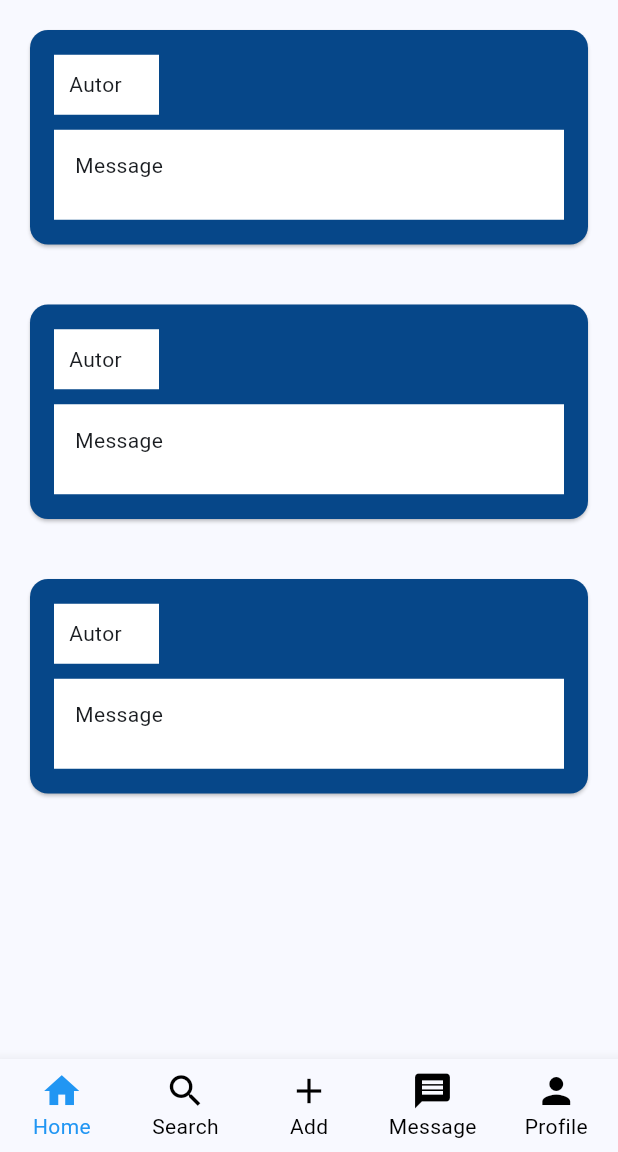
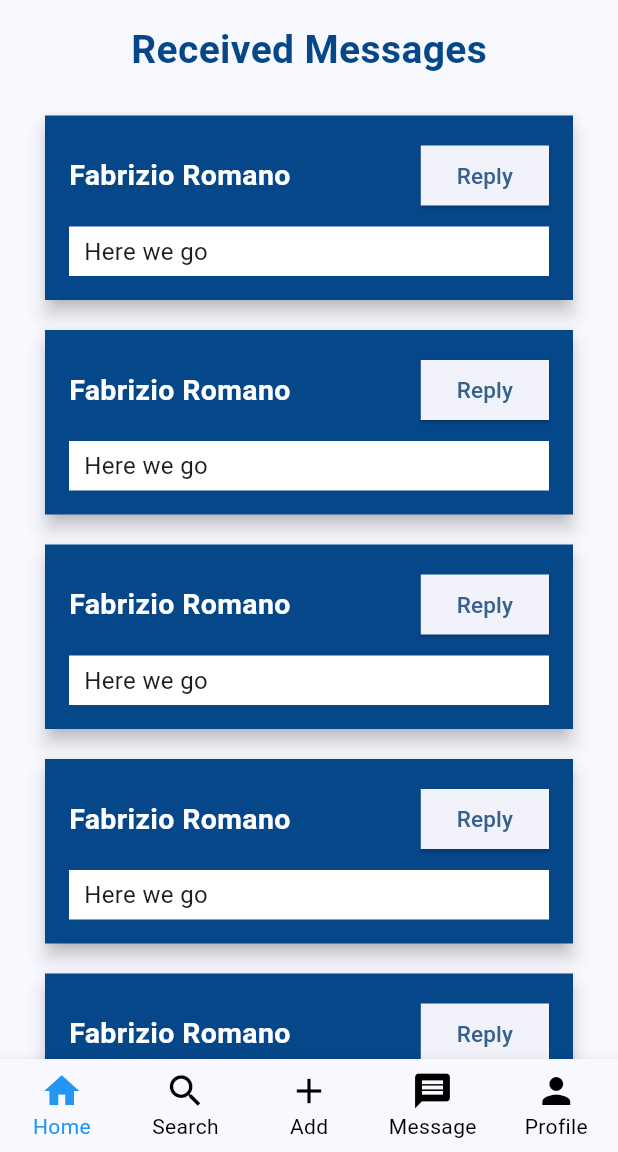
Before and after one commit to Leydi-Aro/renstatefrontend, a Flutter app: the ReceivedMessages screen opened by its route, on a phone screen of 412 x 824 dp, the part 84-1236 px from its top. Run offline on Flutter 3.47's test engine with Material 2 defaults, Android fonts, the phone set to English and light mode, and no system bars; network calls fail.

```diff
--- a/lib/shared/bottomNavigationApp.dart
+++ b/lib/shared/bottomNavigationApp.dart
@@ -7,7 +7,6 @@
 import 'package:renstatefrontend/ui-profile/profile_view.dart';
 
 BottomNavigationBar bottomNavigationApp(BuildContext context) {
-
   return BottomNavigationBar(
     type: BottomNavigationBarType.fixed,
     selectedItemColor: Colors.blue,
@@ -61,6 +60,5 @@
           print("Index not found: $index");
       }
     },
-
   );
 }
--- a/lib/ui-mesagge/receivedMessages.dart
+++ b/lib/ui-mesagge/receivedMessages.dart
@@ -1,9 +1,8 @@
-
-
 import 'package:flutter/cupertino.dart';
 import 'package:flutter/material.dart';
 import 'package:renstatefrontend/shared/appBarApp.dart';
 import 'package:renstatefrontend/shared/bottomNavigationApp.dart';
+import 'package:renstatefrontend/ui-mesagge/replyMessage.dart';
 
 class ReceivedMessages extends StatefulWidget {
   const ReceivedMessages({super.key});
@@ -20,12 +19,22 @@
       appBar: appBarApp(context),
       body: Column(
         children: <Widget>[
+          Padding(
+            padding: const EdgeInsets.symmetric(vertical: 15.0),
+            child: Text("Received Messages", style: TextStyle(
+              color: Color(0xFF064789),
+              fontWeight: FontWeight.bold,
+              fontSize: 26.0,
+            ),),
+          ),
           Expanded(
             child: ListView(
               children: [
-                _buildCardWithTwoMessages(),
-                _buildCardWithTwoMessages(),
-                _buildCardWithTwoMessages(),
+                showMessage(context),
+                showMessage(context),
+                showMessage(context),
+                showMessage(context),
+                showMessage(context),
               ],
             ),
           ),
@@ -34,46 +43,75 @@
       ),
     );
   }
+
 }
 
-Widget _buildCardWithTwoMessages() {
+Widget showMessage(BuildContext context) {
   final cardColor = Color(0xFF064789);
+
   return Card(
     color: cardColor,
-    margin: EdgeInsets.all(20.0), // Reduce el margen de la tarjeta
-    child: SizedBox(
-      height: 143.0, // Ajusta la altura de la tarjeta
+    margin: EdgeInsets.symmetric(horizontal: 30.0, vertical: 10.0),
+    elevation: 5,
+    shape: RoundedRectangleBorder(
+      borderRadius: BorderRadius.circular(0.0),
+    ),
     child: Padding(
       padding: const EdgeInsets.all(16.0),
       child: Column(
-          mainAxisAlignment: MainAxisAlignment.center,
-          crossAxisAlignment: CrossAxisAlignment.start,
         children: [
+          Row(
+            mainAxisAlignment: MainAxisAlignment.spaceBetween,
+            children: [
+              Text(
+                'Fabrizio Romano',
+                style: TextStyle(
+                  fontSize: 19.0,
+                  color: Colors.white,
+                  fontWeight: FontWeight.bold,
+                ),
+              ),
+              buttonReply(context),
+            ],
+          ),
+          SizedBox(height: 10.0),
           Container(
             color: Colors.white,
-              width: 70.0,
-              height: 40.0,
-              margin: EdgeInsets.only(
-                  bottom: 10.0), // Agrega espacio entre los recuadros blancos
-              padding: EdgeInsets.all(10.0),
+            width: double.infinity,
+            padding: EdgeInsets.symmetric(horizontal: 10.0, vertical: 5.0),
             child: Text(
-                'Autor',
-                style: TextStyle(fontSize: 14.0),
+              'Here we go',
+              style: TextStyle(
+                fontSize: 16.0,
               ),
-            ),
-            Container(
-              color: Colors.white,
-              width: 430.0,
-              height: 60.0,
-              padding: EdgeInsets.all(14.0),
-              child: Text(
-                'Message',
-                style: TextStyle(fontSize: 14.0),
             ),
           ),
         ],
       ),
     ),
+  );
+}
+
+Widget buttonReply(BuildContext context){
+  return ElevatedButton(
+    onPressed: () {
+      Navigator.push(
+          context,
+          MaterialPageRoute(builder: (context)=>ReplyMessage()),
+      );
+    },
+    style: ButtonStyle(
+      shape: MaterialStateProperty.all<RoundedRectangleBorder>(
+        RoundedRectangleBorder(
+          borderRadius: BorderRadius.circular(0.0),
+        ),
+      ),
+    ),
+    child: Text(
+      'Reply',
+      style: TextStyle(
+        fontSize: 15.0,
+      ),
     ),
   );
 }
```
Also changed, not shown: lib/properties-searching/ui/makePost.dart (+8 -8 lines), lib/ui-mesagge/replyMessage.dart (added, +127 -0 lines), lib/ui-profile/profile_view.dart (+1 -20 lines). Lines whose indentation alone changed are shown as unchanged.
